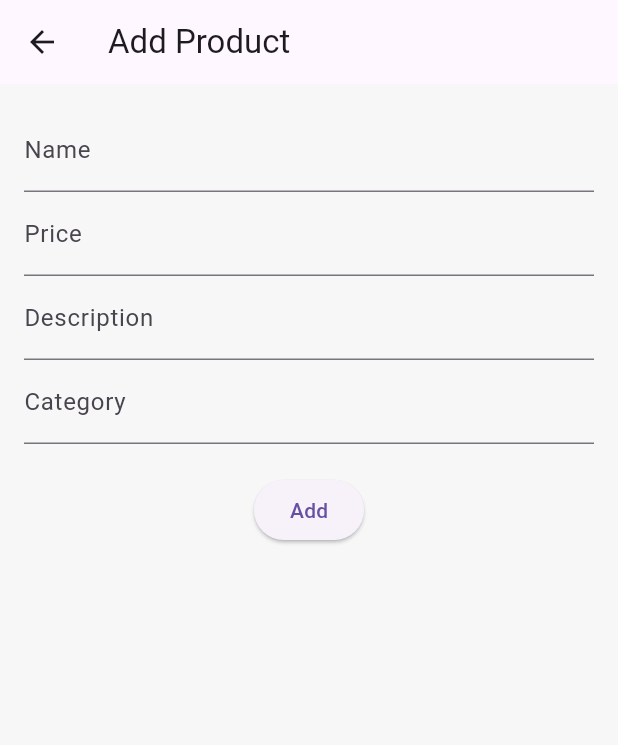
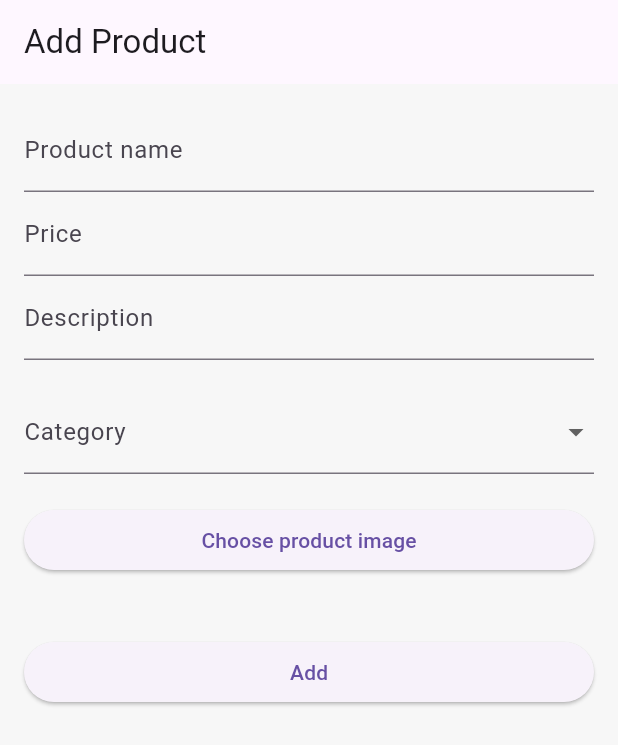
Before and after one commit to chahdabdeljawad/plateforme-anti-gaspillage, a Flutter app: the AddProductPage screen opened directly, on a phone screen of 412 x 824 dp. Shown: the top 745 px of the screen. Run offline on Flutter 3.47's test engine with Material 3 defaults, Android fonts, the phone set to English and light mode, and no system bars; our stand-ins replace carousel_slider, flutter_map, geocoding, geolocator, google_fonts, image_picker and 3 more; accounts and stored records are empty; project files that could hold a hidden picture were left out.

Commit message:
feat: add image picker and file selector support; enhance product addition functionality

```diff
--- a/lib/screens/addproductpage.dart
+++ b/lib/screens/addproductpage.dart
@@ -1,5 +1,7 @@
 import 'package:flutter/material.dart';
 import 'package:shared_preferences/shared_preferences.dart';
+import 'package:image_picker/image_picker.dart';
+import 'dart:io';
 import '../services/api_service.dart';
 
 class AddProductPage extends StatefulWidget {
@@ -13,18 +15,58 @@
   final nameController = TextEditingController();
   final priceController = TextEditingController();
   final descController = TextEditingController();
-  final catController = TextEditingController();
+
+  File? selectedImage;
+
+  // نفس categories الموجودة في CategoriesPage
+  final List<String> categories = [
+    "Carrefour",
+    "MG",
+    "Monoprix",
+    "Aziza",
+    "Restaurants",
+    "Boulangeries",
+    "Pâtisseries",
+    "Poissonneries",
+    "Fromageries",
+    "Primeurs",
+    "Petits commerces",
+  ];
+
+  String? selectedCategory;
+
+  Future<void> pickImage() async {
+    final picker = ImagePicker();
+
+    final picked = await picker.pickImage(
+      source: ImageSource.gallery,
+    );
+
+    if (picked != null) {
+      setState(() {
+        selectedImage = File(picked.path);
+      });
+    }
+  }
 
   Future<void> addProduct() async {
     final prefs = await SharedPreferences.getInstance();
     final token = prefs.getString("token");
+
+    if (selectedCategory == null) {
+      ScaffoldMessenger.of(context).showSnackBar(
+        const SnackBar(content: Text("Choose a category")),
+      );
+      return;
+    }
 
     final result = await ApiService.addProduct(
       token!,
       nameController.text,
       priceController.text,
       descController.text,
-      catController.text,
+      selectedCategory!,
+      // بعدين نزيد image في backend
     );
 
     if (result["success"]) {
@@ -42,17 +84,75 @@
   @override
   Widget build(BuildContext context) {
     return Scaffold(
-      appBar: AppBar(title: const Text("Add Product")),
+      appBar: AppBar(
+        title: const Text("Add Product"),
+      ),
       body: Padding(
         padding: const EdgeInsets.all(16),
-        child: Column(
+        child: ListView(
           children: [
-            TextField(controller: nameController, decoration: const InputDecoration(labelText: "Name")),
-            TextField(controller: priceController, decoration: const InputDecoration(labelText: "Price")),
-            TextField(controller: descController, decoration: const InputDecoration(labelText: "Description")),
-            TextField(controller: catController, decoration: const InputDecoration(labelText: "Category")),
+            TextField(
+              controller: nameController,
+              decoration: const InputDecoration(
+                labelText: "Product name",
+              ),
+            ),
+
+            TextField(
+              controller: priceController,
+              decoration: const InputDecoration(
+                labelText: "Price",
+              ),
+            ),
+
+            TextField(
+              controller: descController,
+              decoration: const InputDecoration(
+                labelText: "Description",
+              ),
+            ),
+
             const SizedBox(height: 20),
-            ElevatedButton(onPressed: addProduct, child: const Text("Add"))
+
+            DropdownButtonFormField<String>(
+              value: selectedCategory,
+              decoration: const InputDecoration(
+                labelText: "Category",
+              ),
+              items: categories.map((cat) {
+                return DropdownMenuItem(
+                  value: cat,
+                  child: Text(cat),
+                );
+              }).toList(),
+              onChanged: (value) {
+                setState(() {
+                  selectedCategory = value;
+                });
+              },
+            ),
+
+            const SizedBox(height: 20),
+
+            ElevatedButton(
+              onPressed: pickImage,
+              child: const Text("Choose product image"),
+            ),
+
+            const SizedBox(height: 10),
+
+            if (selectedImage != null)
+              Image.file(
+                selectedImage!,
+                height: 150,
+              ),
+
+            const SizedBox(height: 30),
+
+            ElevatedButton(
+              onPressed: addProduct,
+              child: const Text("Add"),
+            ),
           ],
         ),
       ),
--- a/pubspec.yaml
+++ b/pubspec.yaml
@@ -29,6 +29,7 @@
   shared_preferences: ^2.2.2
 
   cupertino_icons: ^1.0.8
+  image_picker: ^1.2.2
 
 dev_dependencies:
   flutter_test:
```
Also changed, not shown: lib/authentification/login.dart (+13 -1 lines), pubspec.lock, 7 other files.
